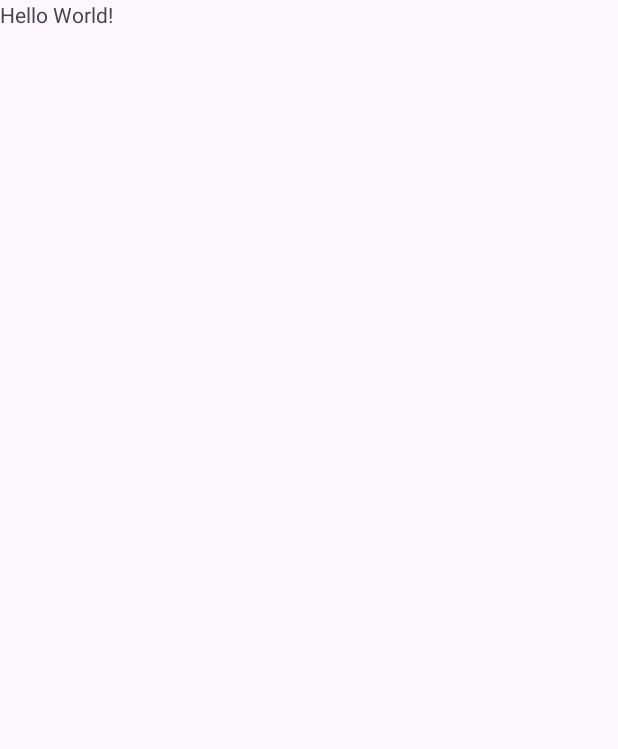
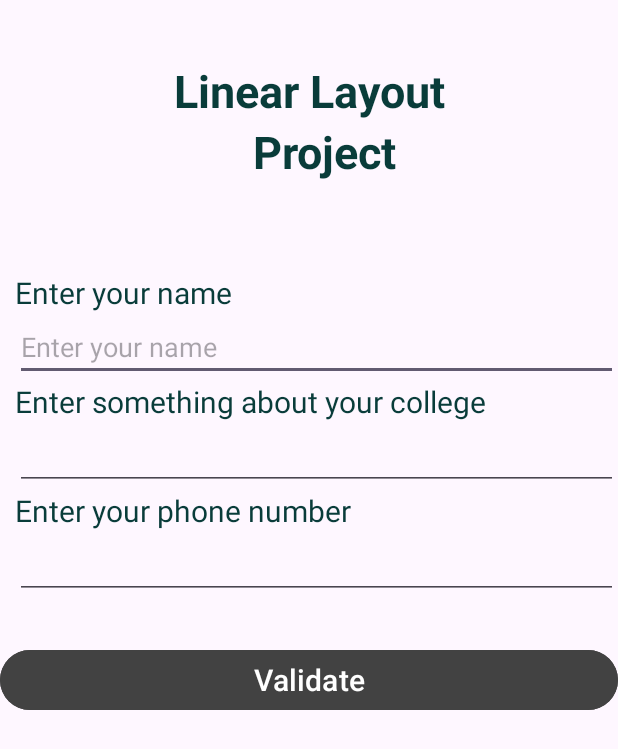
Before and after one commit to 48Shruti/MyFirstLocation, an Android app: the screen it shows after launch (MainActivity), on a phone screen of 412 x 824 dp. Before the commit the part shown is almost empty. Shown: the top 749 px of the screen. Run offline under Robolectric (Android 15) with nearby library versions, the phone set to English and light mode, and no system bars.

Commit message:
task completed

```diff
--- a/app/src/main/res/layout/activity_main.xml
+++ b/app/src/main/res/layout/activity_main.xml
@@ -4,16 +4,78 @@
     xmlns:tools="http://schemas.android.com/tools"
     android:layout_width="match_parent"
     android:layout_height="match_parent"
+    android:orientation="vertical"
     tools:context=".MainActivity">
 
     <TextView
-        android:layout_width="wrap_content"
+        android:layout_width="match_parent"
         android:layout_height="wrap_content"
-        android:text="Hello World!"
+        android:layout_marginTop="40dp"
+        android:text="Linear Layout"
+        android:textStyle="bold"
+        android:textSize="30sp"
+        android:gravity="center"
+        android:textColor="#093C3A"
         app:layout_constraintBottom_toBottomOf="parent"
         app:layout_constraintEnd_toEndOf="parent"
         app:layout_constraintStart_toStartOf="parent"
         app:layout_constraintTop_toTopOf="parent" />
 
+<TextView
+    android:layout_width="match_parent"
+    android:layout_height="wrap_content"
+    android:text="Project"
+    android:textSize="30sp"
+    android:textStyle="bold"
+    android:gravity="center"
+    android:layout_marginStart="20dp"
+    android:textColor="#093C3A"/>
+
+<TextView
+    android:layout_width="match_parent"
+    android:layout_height="wrap_content"
+    android:text="Enter your name"
+    android:textSize="20sp"
+    android:layout_marginTop="60dp"
+    android:layout_marginLeft="10dp"
+    android:textColor="#093C3A"/>
+<EditText
+    android:layout_width="match_parent"
+    android:layout_height="wrap_content"
+    android:hint="Enter your name"
+    android:layout_marginLeft="10dp"/>
+<TextView
+    android:layout_width="match_parent"
+    android:layout_height="wrap_content"
+    android:text="Enter something about your college"
+    android:textSize="20sp"
+    android:layout_marginLeft="10dp"
+    android:textColor="#093C3A"/>
+
+    <EditText
+        android:layout_width="match_parent"
+        android:layout_height="wrap_content"
+        android:layout_marginLeft="10dp"/>
+<TextView
+    android:layout_width="match_parent"
+    android:layout_height="wrap_content"
+    android:text="Enter your phone number"
+    android:textSize="20sp"
+    android:layout_marginLeft="10dp"
+    android:textColor="#093C3A"/>
+<EditText
+    android:layout_width="match_parent"
+    android:layout_height="wrap_content"
+    android:layout_marginLeft="10dp"
+    android:inputType="number"/>
+
+<Button
+    android:layout_width="match_parent"
+    android:layout_height="wrap_content"
+    android:text="Validate"
+    android:textSize="20sp"
+    android:gravity="center"
+    android:layout_marginTop="30sp"
+   android:backgroundTint="@color/cardview_dark_background"/>
 
 </LinearLayout>
```
